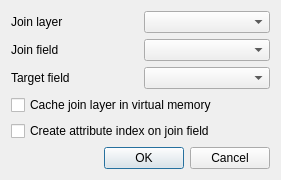
This is src/ui/qgsaddjoindialogbase.ui in qgis/QGIS as Qt 5 draws it before an edit. The edited form follows.
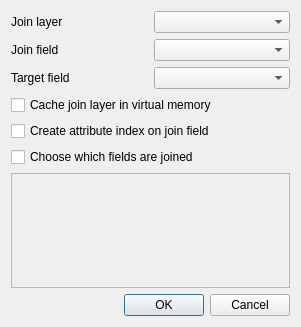
This is the edited form.

Commit message: [FEATURE] Joins: optionally use just a subset of fields from the joined layer

```diff
--- a/src/ui/qgsaddjoindialogbase.ui
+++ b/src/ui/qgsaddjoindialogbase.ui
@@ -6,8 +6,8 @@
    <rect>
     <x>0</x>
     <y>0</y>
-    <width>281</width>
-    <height>160</height>
+    <width>301</width>
+    <height>327</height>
    </rect>
   </property>
   <property name="windowTitle">
@@ -45,6 +45,20 @@
     <widget class="QComboBox" name="mTargetFieldComboBox"/>
    </item>
    <item row="5" column="0" colspan="2">
+    <widget class="QCheckBox" name="mUseJoinFieldsSubset">
+     <property name="text">
+      <string>Choose which fields are joined</string>
+     </property>
+    </widget>
+   </item>
+   <item row="6" column="0" colspan="2">
+    <widget class="QListView" name="mJoinFieldsSubsetView">
+     <property name="enabled">
+      <bool>false</bool>
+     </property>
+    </widget>
+   </item>
+   <item row="7" column="0" colspan="2">
     <widget class="QDialogButtonBox" name="buttonBox">
      <property name="orientation">
       <enum>Qt::Horizontal</enum>
```
Left out of the diff: 46 changed lines with no effect on the pictures. The commit also changes 3 other files.
